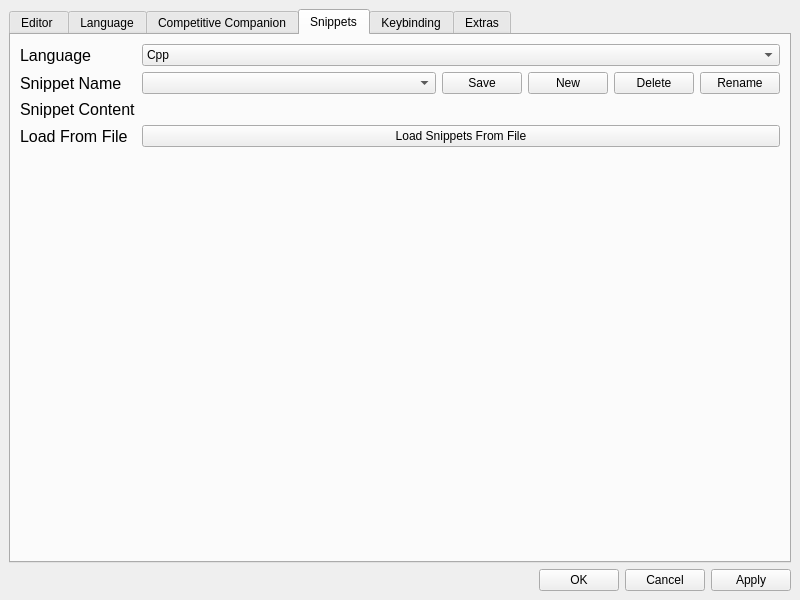
Above: ui/preferencewindow.ui from cpeditor/cpeditor before the change. Below: the same form after it.
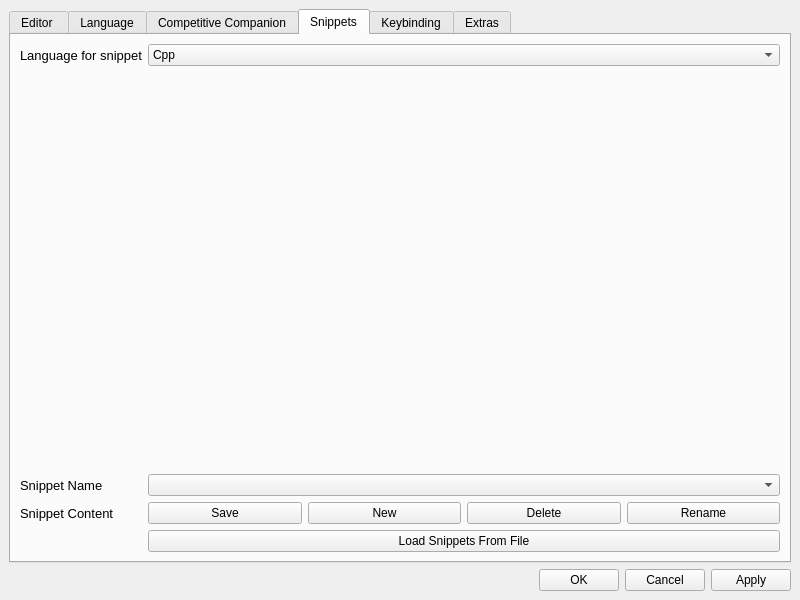
That is the form after the change.

Commit message:
Remove DarkTheme submodule and changes to Snippets UI and bug fix
The system-wide dark theme has been completely removed and the snippets
Inteface was not very good looking, so re-designed it completely. The
snippets logic was also wrong which caused no new snippets to be added.
It has been fixed as well.

Patch:
```diff
--- a/ui/preferencewindow.ui
+++ b/ui/preferencewindow.ui
@@ -553,13 +553,13 @@
              <widget class="QLabel" name="label_47">
               <property name="font">
                <font>
-                <pointsize>12</pointsize>
+                <pointsize>10</pointsize>
                 <weight>50</weight>
                 <bold>false</bold>
                </font>
               </property>
               <property name="text">
-               <string>Language</string>
+               <string>Language for snippet</string>
               </property>
              </widget>
             </item>
@@ -582,11 +582,11 @@
               </item>
              </widget>
             </item>
-            <item row="1" column="0">
+            <item row="2" column="0">
              <widget class="QLabel" name="label_45">
               <property name="font">
                <font>
-                <pointsize>12</pointsize>
+                <pointsize>10</pointsize>
                 <weight>50</weight>
                 <bold>false</bold>
                </font>
@@ -596,82 +596,18 @@
               </property>
              </widget>
             </item>
-            <item row="1" column="1">
+            <item row="2" column="1">
              <layout class="QHBoxLayout" name="horizontalLayout_8">
               <item>
                <widget class="QComboBox" name="snippets"/>
               </item>
-              <item>
-               <widget class="QPushButton" name="save_snippet">
-                <property name="maximumSize">
-                 <size>
-                  <width>80</width>
-                  <height>16777215</height>
-                 </size>
-                </property>
-                <property name="text">
-                 <string>Save</string>
-                </property>
-                <property name="shortcut">
-                 <string>Ctrl+S</string>
-                </property>
-               </widget>
-              </item>
-              <item>
-               <widget class="QPushButton" name="new_snippet">
-                <property name="maximumSize">
-                 <size>
-                  <width>80</width>
-                  <height>16777215</height>
-                 </size>
-                </property>
-                <property name="text">
-                 <string>New</string>
-                </property>
-                <property name="shortcut">
-                 <string>Ctrl+N</string>
-                </property>
-               </widget>
-              </item>
-              <item>
-               <widget class="QPushButton" name="delete_snippet">
-                <property name="maximumSize">
-                 <size>
-                  <width>80</width>
-                  <height>16777215</height>
-                 </size>
-                </property>
-                <property name="text">
-                 <string>Delete</string>
-                </property>
-                <property name="shortcut">
-                 <string>Ctrl+D</string>
-                </property>
-               </widget>
-              </item>
-              <item>
-               <widget class="QPushButton" name="rename_snippet">
-                <property name="maximumSize">
-                 <size>
-                  <width>80</width>
-                  <height>16777215</height>
-                 </size>
-                </property>
-                <property name="text">
-                 <string>Rename</string>
-                </property>
-                <property name="shortcut">
-                 <string>Ctrl+R</string>
-                </property>
-               </widget>
-              </item>
              </layout>
             </item>
-            <item row="2" column="0">
+            <item row="3" column="0">
              <widget class="QLabel" name="label_46">
               <property name="font">
                <font>
-                <pointsize>12</pointsize>
+                <pointsize>10</pointsize>
                 <weight>50</weight>
                 <bold>false</bold>
                </font>
@@ -681,30 +617,62 @@
               </property>
              </widget>
             </item>
-            <item row="2" column="1">
-             <layout class="QVBoxLayout" name="verticalLayout_3"/>
-            </item>
-            <item row="3" column="0">
-             <widget class="QLabel" name="label_233">
-              <property name="font">
-               <font>
-                <pointsize>12</pointsize>
-                <weight>50</weight>
-                <bold>false</bold>
-               </font>
-              </property>
-              <property name="text">
-               <string>Load From File</string>
-              </property>
-             </widget>
-            </item>
             <item row="3" column="1">
+             <layout class="QVBoxLayout" name="verticalLayout_3">
+              <item>
+               <layout class="QHBoxLayout" name="horizontalLayout_11">
+                <item>
+                 <widget class="QPushButton" name="snippet_save">
+                  <property name="text">
+                   <string>Save</string>
+                  </property>
+                 </widget>
+                </item>
+                <item>
+                 <widget class="QPushButton" name="snippet_new">
+                  <property name="text">
+                   <string>New</string>
+                  </property>
+                 </widget>
+                </item>
+                <item>
+                 <widget class="QPushButton" name="snippet_delete">
+                  <property name="text">
+                   <string>Delete</string>
+                  </property>
+                 </widget>
+                </item>
+                <item>
+                 <widget class="QPushButton" name="snippet_rename">
+                  <property name="text">
+                   <string>Rename</string>
+                  </property>
+                 </widget>
+                </item>
+               </layout>
+              </item>
+             </layout>
+            </item>
+            <item row="4" column="1">
              <widget class="QPushButton" name="load_snippets_from_file">
               <property name="text">
                <string>Load Snippets From File</string>
               </property>
              </widget>
             </item>
+            <item row="1" column="0">
+             <spacer name="verticalSpacer_2">
+              <property name="orientation">
+               <enum>Qt::Vertical</enum>
+              </property>
+              <property name="sizeHint" stdset="0">
+               <size>
+                <width>20</width>
+                <height>40</height>
+               </size>
+              </property>
+             </spacer>
+            </item>
            </layout>
           </item>
          </layout>
```
Left out of the diff: 81 changed lines with no effect on the pictures. The commit also changes 7 other files.
